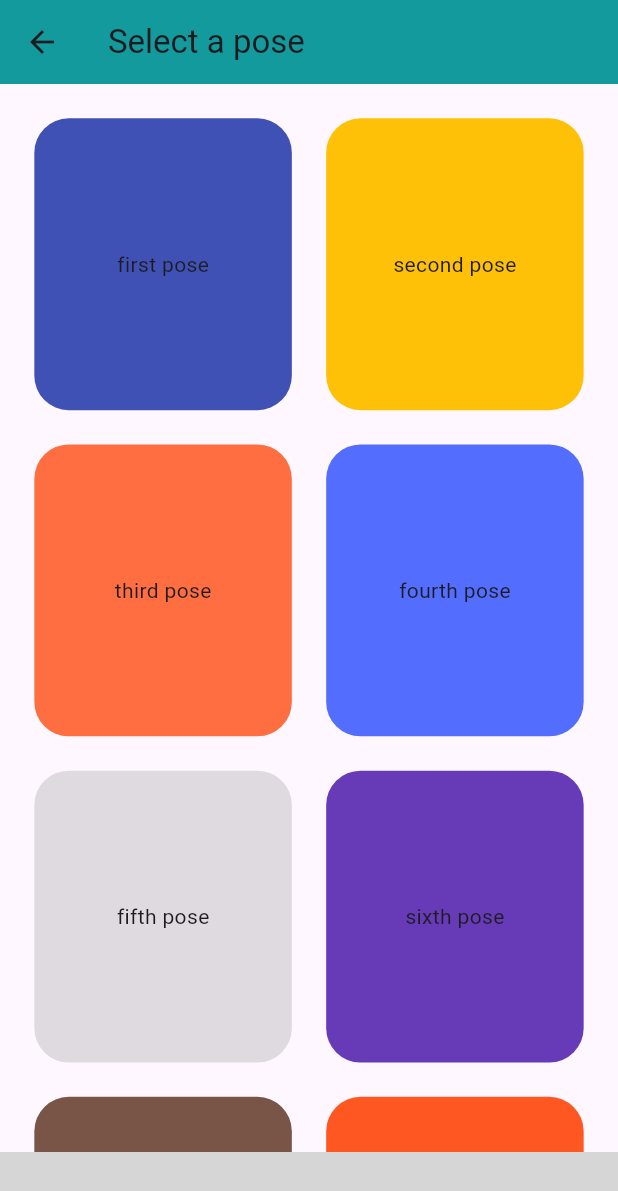
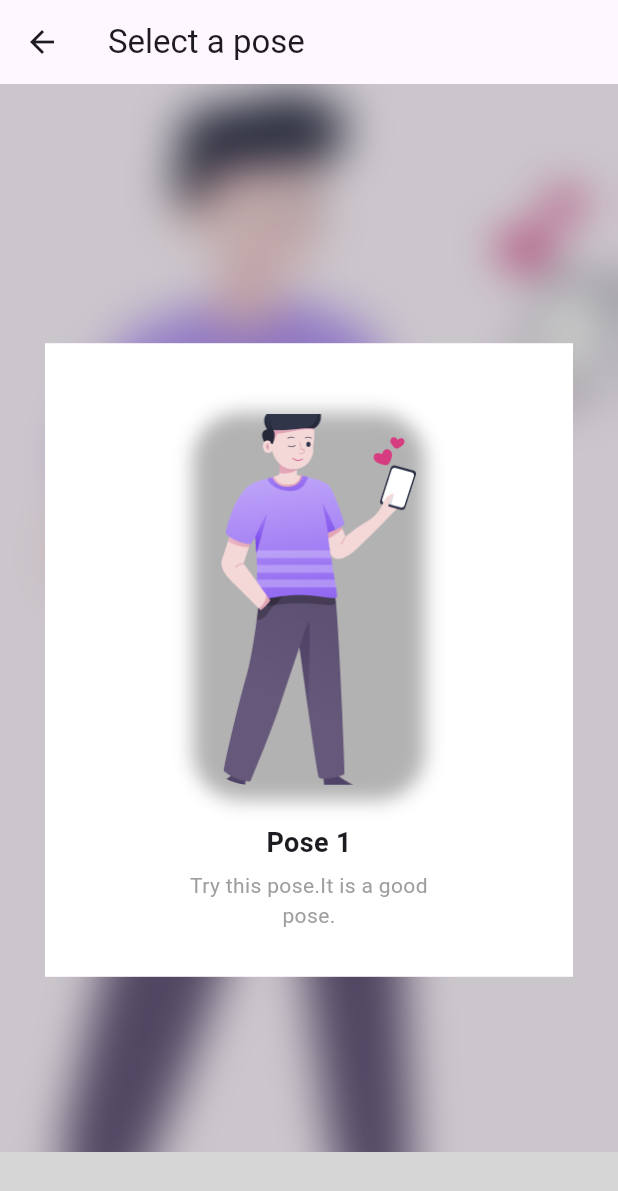
Before and after one commit to AbinayanRatna/pose-app-flutter, a Flutter app: the NavBarPage screen opened directly, on a phone screen of 412 x 824 dp. Shown: the top 1191 px of the screen. Run offline on Flutter 3.47's test engine with Material 3 defaults, Android fonts, the phone set to English and light mode, and no system bars; our stand-ins replace camera, flutter_bloc, flutter_screenutil, flutter_svg, gallery_saver, image_picker; missing offline and left inert: animated_notch_bottom_bar_no_border_radius, bouncing_button, google_ml_kit, google_mlkit_commons, google_mlkit_pose_detection, linear_timer; statements that could not run were skipped; grey boxes are pictures that could not be loaded.

Commit message:
pose_app_v1

```diff
--- a/lib/main.dart
+++ b/lib/main.dart
@@ -1,3 +1,5 @@
+import 'dart:ui';
+
 import 'package:animated_notch_bottom_bar_no_border_radius/animated_notch_bottom_bar/animated_notch_bottom_bar.dart';
 import 'package:bouncing_button/bouncing_button.dart';
 import 'package:flutter/material.dart';
@@ -5,6 +7,7 @@ import 'package:flutter_bloc/flutter_bloc.dart';
 import 'package:flutter_screenutil/flutter_screenutil.dart';
 import 'package:flutter_svg/flutter_svg.dart';
 import 'package:pose_detection_app/models/pose_one_model.dart';
+import 'package:pose_detection_app/poseType.dart';
 import 'package:pose_detection_app/views/pose_detection_view.dart';
 
 void main() {
@@ -683,7 +686,7 @@ class SignupPageVIP extends StatelessWidget {
           child: Column(children: [
             Padding(
               padding: EdgeInsets.only(
-                  top: (MediaQuery.of(context).size.height)/7),
+                  top: (MediaQuery.of(context).size.height) / 7),
               child: Column(
                 crossAxisAlignment: CrossAxisAlignment.start,
                 //mainAxisAlignment: MainAxisAlignment.center,
@@ -798,12 +801,12 @@ class SignupPageVIP extends StatelessWidget {
                               style: ElevatedButton.styleFrom(
                                 elevation: 0,
                                 primary:
-                                const Color.fromRGBO(19, 154, 157, 1.0),
+                                    const Color.fromRGBO(19, 154, 157, 1.0),
                                 onPrimary: Colors.white,
                               ),
                               child: Padding(
                                 padding:
-                                EdgeInsets.fromLTRB(15.w, 10.w, 15.w, 10.w),
+                                    EdgeInsets.fromLTRB(15.w, 10.w, 15.w, 10.w),
                                 child: Text(
                                   "Back",
                                   style: TextStyle(
@@ -815,7 +818,10 @@ class SignupPageVIP extends StatelessWidget {
                             ),
                             ElevatedButton(
                               onPressed: () {
-                                Navigator.push((context), MaterialPageRoute(builder: (context)=>PaymentPage()));
+                                Navigator.push(
+                                    (context),
+                                    MaterialPageRoute(
+                                        builder: (context) => PaymentPage()));
                               },
                               style: ElevatedButton.styleFrom(
                                 elevation: 0,
@@ -835,7 +841,6 @@ class SignupPageVIP extends StatelessWidget {
                                 ),
                               ),
                             ),
-
                           ]),
                     ),
                   ),
@@ -877,18 +882,17 @@ class SignupPageVIP extends StatelessWidget {
 }
 
 class PaymentPage extends StatelessWidget {
-  const PaymentPage ({super.key});
+  const PaymentPage({super.key});
 
   @override
   Widget build(BuildContext context) {
-    return  Scaffold(
+    return Scaffold(
       backgroundColor: Colors.white,
-      body:Container(
+      body: Container(
         color: Colors.white,
       ),
     );
   }
-
 }
 
 class GuestPageHome extends StatelessWidget {
@@ -908,8 +912,8 @@ class GuestPageHome extends StatelessWidget {
       child: Scaffold(
         appBar: AppBar(
           title: Text("Welcome Home"),
-          actions:  [
-            IconButton(onPressed: (){}, icon: const Icon(Icons.logout))
+          actions: [
+            IconButton(onPressed: () {}, icon: const Icon(Icons.logout))
           ],
           backgroundColor: const Color.fromRGBO(19, 154, 157, 1.0),
           automaticallyImplyLeading: false,
@@ -928,8 +932,6 @@ class GuestPageHome extends StatelessWidget {
                     bottomRight: Radius.circular(60.w),
                     bottomLeft: Radius.circular(60.w),
                   ),
-
-
                 ),
                 child: Column(
                   mainAxisAlignment: MainAxisAlignment.start,
@@ -947,7 +949,7 @@ class GuestPageHome extends StatelessWidget {
                       ),
                     ),
                     Container(
-                      padding: EdgeInsets.only(left:10.w),
+                      padding: EdgeInsets.only(left: 10.w),
                       width: MediaQuery.of(context).size.width,
                       height: MediaQuery.of(context).size.height / 2.5.w,
                       child: ListView.builder(
@@ -1262,7 +1264,7 @@ class _NavBarPageState extends State<NavBarPage> {
 
   /// widget list
   final List<Widget> bottomBarPages = [
-    const PoseListPage(),
+    PoseListPageList(),
     const SettingPage(),
     const ProfilePage(),
     const AboutUs(),
@@ -1395,3 +1397,112 @@ class AboutUs extends StatelessWidget {
     );
   }
 }
+
+class PoseListPageList extends StatefulWidget {
+  @override
+  State<PoseListPageList> createState() => _PoseListPageList();
+}
+
+class _PoseListPageList extends State<PoseListPageList> {
+  List<PoseType> poseList = [
+    PoseType("assets/pose_1.png", "Pose 1", "Try this pose.It is a good pose."),
+    PoseType("assets/pose_2.png", "Pose 2", "Try this pose.It is a good pose."),
+    PoseType("assets/pose_3.png", "Pose 3", "Try this pose.It is a good pose."),
+    PoseType("assets/pose_4.png", "Pose 4", "Try this pose.It is a good pose."),
+  ];
+  int currentpage = 0;
+
+  @override
+  Widget build(BuildContext context) {
+    // TODO: implement build
+    return Scaffold(
+      appBar: AppBar(title:Text("Select a pose")),
+      body: Stack(
+        alignment: Alignment.center,
+        children: [
+          AnimatedSwitcher(
+            duration: Duration(milliseconds: 500),
+            child: Container(
+                key: ValueKey<String>(poseList[currentpage].imagePath),
+                decoration: BoxDecoration(
+                  image: DecorationImage(
+                      image: AssetImage(poseList[currentpage].imagePath), fit: BoxFit.cover,),
+                ),
+                child: BackdropFilter(
+                  filter: ImageFilter.blur(
+                    sigmaX: 15,
+                    sigmaY: 15,
+                  ),
+                  child: Container(color: Colors.black.withOpacity(0.2)),
+                )),
+          ),
+          FractionallySizedBox(
+            heightFactor: 0.55,
+            child: PageView.builder(
+              itemCount: poseList.length,
+              onPageChanged: (int page) {
+                setState(() {
+                  currentpage = page;
+                });
+              },
+              itemBuilder: (BuildContext context, int index) {
+                return Container(
+                  margin: EdgeInsets.only(left:30,right:30),
+                  color: Colors.white, // White background color
+                  child: Center(
+                    child: FractionallySizedBox(
+                      widthFactor: 0.5, // Adjust the width factor as needed
+                      child: Column(
+                        mainAxisAlignment: MainAxisAlignment.center,
+                        children: [
+                          Container(
+                            height: MediaQuery.of(context).size.height * 0.3,
+                            margin: EdgeInsets.all(16),
+                            decoration: BoxDecoration(
+                              image: DecorationImage(
+                                image: AssetImage(poseList[index].imagePath),
+                                fit: BoxFit.cover,
+                              ),
+                              borderRadius: BorderRadius.circular(32),
+                              boxShadow: [
+                                BoxShadow(
+                                  color: Colors.black.withOpacity(0.3),
+                                  spreadRadius: 5,
+                                  blurRadius: 10,
+                                  offset: Offset(0, 5),
+                                ),
+                              ],
+                            ),
+                          ),
+                          SizedBox(height: 10),
+                          Text(
+                            poseList[index].title,
+                            style: TextStyle(
+                              fontSize: 18,
+                              fontWeight: FontWeight.bold,
+                            ),
+                          ),
+                          SizedBox(height: 5),
+                          Text(
+                            poseList[index].description,
+                            textAlign: TextAlign.center,
+                            style: TextStyle(
+                              fontSize: 14,
+                              color: Colors.grey,
+                            ),
+                          ),
+                        ],
+                      ),
+                    ),
+                  ),
+                );
+              },
+            ),
+
+
+          ),
+        ],
+      ),
+    );
+  }
+}
--- /dev/null
+++ b/lib/poseType.dart
@@ -0,0 +1,7 @@
+class PoseType {
+  final String imagePath;
+  final String title;
+  final String description;
+
+  PoseType(this.imagePath, this.title, this.description);
+}
```
Also changed, not shown: assets/pose_1.png (added), assets/pose_2.png (added), assets/pose_3.png (added), assets/pose_4.png (added).
